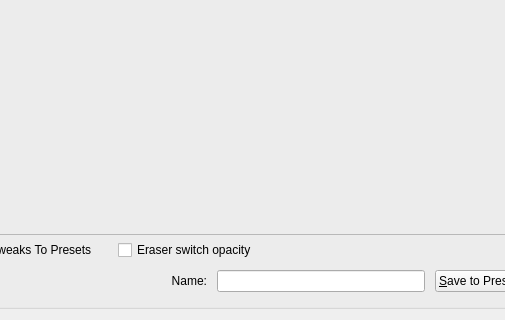
This is libs/ui/forms/wdgpaintopsettings.ui in KDE/krita as Qt 5 draws it before an edit; both pictures show x 489 to 994 and y 192 to 512 of the 1327 by 512 pixel window. The edited form follows.
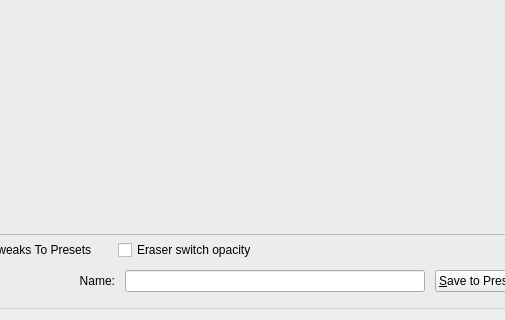
This is the edited form. Custom widgets are drawn as their Qt base class.

Commit message: give the name field in the brush editor more space

Patch:
```diff
--- a/libs/ui/forms/wdgpaintopsettings.ui
+++ b/libs/ui/forms/wdgpaintopsettings.ui
@@ -229,7 +229,7 @@
           </property>
           <property name="minimumSize">
            <size>
-            <width>150</width>
+            <width>300</width>
             <height>0</height>
            </size>
           </property>
```
